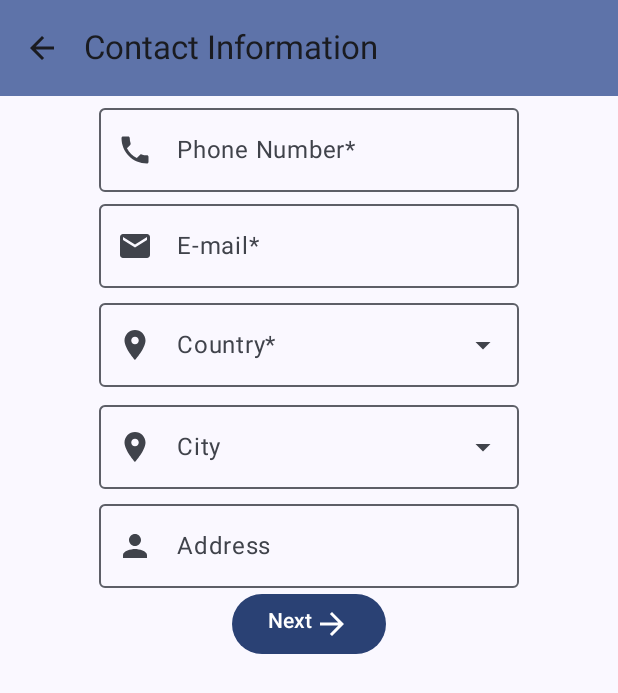
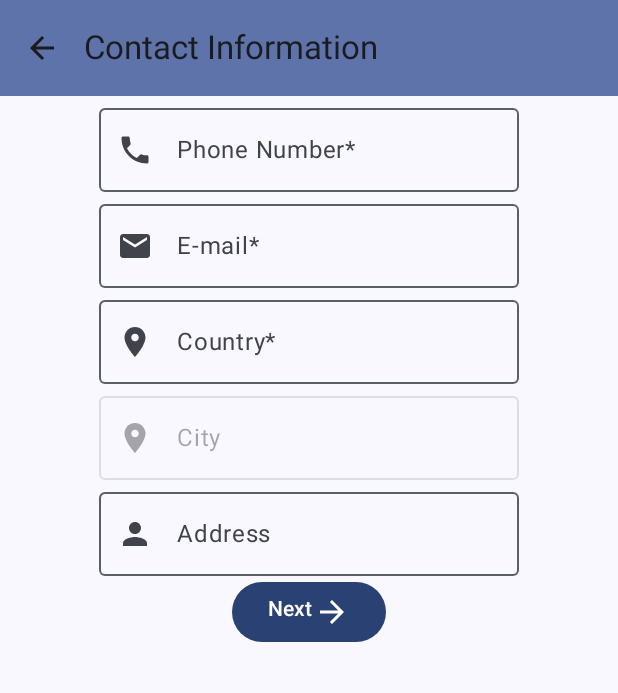
Before and after one commit to Compu-Movil-20241-Gr09/LabsCM20241-Gr09, an Android app built with Jetpack Compose: the screen it shows after launch (MainActivity), after a tap on "Next", on a phone screen of 412 x 824 dp. Shown: the top 693 px of the screen. Run offline under Robolectric (Android 15) with nearby library versions, the phone set to English and light mode, and no system bars.

Commit message:
Countries and cities to autocomplete

```diff
--- a/Lab1-UI/src/main/java/co/edu/udea/compumovil/gr09_20241/lab1/data/DataSource.kt
+++ b/Lab1-UI/src/main/java/co/edu/udea/compumovil/gr09_20241/lab1/data/DataSource.kt
@@ -1,5 +1,6 @@
 package co.edu.udea.compumovil.gr09_20241.lab1.data
 
+import android.util.Pair
 import co.edu.udea.compumovil.gr09_20241.lab1.R
 
 object DataSource {
@@ -15,4 +16,51 @@ object DataSource {
         R.string.university,
         R.string.other
     )
+
+    val latamCountries = listOf(
+        "Argentina",
+        "Bolivia",
+        "Brasil",
+        "Chile",
+        "Colombia",
+        "Costa Rica",
+        "Cuba",
+        "Ecuador",
+        "El Salvador",
+        "Guatemala",
+        "Haiti",
+        "Honduras",
+        "Mexico",
+        "Nicaragua",
+        "Panama",
+        "Paraguay",
+        "Peru",
+        "Republica Dominicana",
+        "Uruguay",
+        "Venezuela"
+    )
+
+    val latamCities = listOf(
+        Pair("Argentina", "Buenos Aires"),
+        Pair("Bolivia", "Sucre"),
+        Pair("Brasil", "Brasilia"),
+        Pair("Chile", "Santiago de Chile"),
+        Pair("Colombia", "Bogotá"),
+        Pair("Colombia", "Medellín"),
+        Pair("Costa Rica", "San José"),
+        Pair("Cuba", "La Habana"),
+        Pair("Ecuador", "Quito"),
+        Pair("El Salvador", "San Salvador"),
+        Pair("Guatemala", "Ciudad de Guatemala"),
+        Pair("Haiti", "Puerto Príncipe"),
+        Pair("Honduras", "Tegucigalpa"),
+        Pair("Mexico", "Ciudad de México"),
+        Pair("Nicaragua", "Managua"),
+        Pair("Panama", "Panamá"),
+        Pair("Paraguay", "Asunción"),
+        Pair("Perú", "Lima"),
+        Pair("Republica Dominicana", "Santo Domingo"),
+        Pair("Uruguay", "Montevideo"),
+        Pair("Venezuela", "Caracas")
+    )
 }
--- a/Lab1-UI/src/main/java/co/edu/udea/compumovil/gr09_20241/lab1/ui/ContactDataActivity.kt
+++ b/Lab1-UI/src/main/java/co/edu/udea/compumovil/gr09_20241/lab1/ui/ContactDataActivity.kt
@@ -18,13 +18,14 @@ import androidx.compose.material3.OutlinedTextField
 import androidx.compose.material3.Text
 import androidx.compose.runtime.Composable
 import androidx.compose.runtime.collectAsState
+import androidx.compose.runtime.derivedStateOf
 import androidx.compose.runtime.getValue
+import androidx.compose.runtime.remember
 import androidx.compose.ui.Alignment
 import androidx.compose.ui.Modifier
 import androidx.compose.ui.platform.LocalConfiguration
 import androidx.compose.ui.platform.LocalContext
 import androidx.compose.ui.res.stringResource
-import androidx.compose.ui.text.input.ImeAction
 import androidx.compose.ui.text.input.KeyboardType
 import androidx.compose.ui.tooling.preview.Preview
 import androidx.lifecycle.viewmodel.compose.viewModel
@@ -32,7 +33,9 @@ import androidx.navigation.NavHostController
 import androidx.navigation.compose.rememberNavController
 import co.edu.udea.compumovil.gr09_20241.lab1.R
 import co.edu.udea.compumovil.gr09_20241.lab1.data.DataSource
+import co.edu.udea.compumovil.gr09_20241.lab1.data.DataSource.latamCities
 import co.edu.udea.compumovil.gr09_20241.lab1.data.FormUiState
+import co.edu.udea.compumovil.gr09_20241.lab1.ui.components.AutoCompleteTextField
 import co.edu.udea.compumovil.gr09_20241.lab1.ui.components.TextFieldSpinnerSelector
 
 @Composable
@@ -64,23 +67,31 @@ fun ContactDataPortrait(
 ){
     val context = LocalContext.current
 
+    // Spinner de ciudades
+    val citiesForSelectedCountry by remember(formUiState.country) {
+        derivedStateOf {
+            latamCities.filter { it.first == formUiState.country }
+                .map { it.second }
+        }
+    }
+
     Column (
         modifier = Modifier
             .fillMaxWidth(),
         horizontalAlignment = Alignment.CenterHorizontally
-    ){
+    ) {
         // Phone Number*
         OutlinedTextField(
             value = formUiState.phoneNumber,
             onValueChange = { dataViewModel.setPhoneNumber(it) },
             label = { Text(text = stringResource(R.string.phone_number) + "*") },
-            leadingIcon =  {
+            leadingIcon = {
                 Icon(imageVector = Icons.Default.Phone, contentDescription = "")
             },
             keyboardOptions = KeyboardOptions(
-                keyboardType = KeyboardType.Phone,
-                imeAction = ImeAction.Done
-            )
+                keyboardType = KeyboardType.Phone
+            ),
+            singleLine = true
         )
 
         // E-mail*
@@ -88,31 +99,31 @@ fun ContactDataPortrait(
             value = formUiState.email,
             onValueChange = { dataViewModel.setEmail(it) },
             label = { Text(text = stringResource(R.string.email) + "*") },
-            leadingIcon =  {
+            leadingIcon = {
                 Icon(imageVector = Icons.Default.Email, contentDescription = "")
             },
             keyboardOptions = KeyboardOptions(
-                keyboardType = KeyboardType.Email,
-                imeAction = ImeAction.Done
-            )
+                keyboardType = KeyboardType.Email
+            ),
+            singleLine = true
         )
 
         // Country*
-        TextFieldSpinnerSelector(
+        AutoCompleteTextField(
             label = stringResource(R.string.country) + "*",
             imageVector = Icons.Default.Place,
-            items = DataSource.scholarityLevels.map { id -> context.resources.getString(id) },
-            selection = formUiState.country,
-            onSelectionChange = { dataViewModel.setCountry(it) }
+            suggestions = DataSource.latamCountries,
+            value = formUiState.country,
+            onValueChange = { dataViewModel.setCountry(it) }
         )
 
         // City
-        TextFieldSpinnerSelector(
+        AutoCompleteTextField(
             label = stringResource(R.string.city),
             imageVector = Icons.Default.Place,
-            items = DataSource.scholarityLevels.map { id -> context.resources.getString(id) },
-            selection = formUiState.city,
-            onSelectionChange = { dataViewModel.setCity(it) }
+            suggestions = citiesForSelectedCountry,
+            value = formUiState.city,
+            onValueChange = { dataViewModel.setCity(it) },
         )
 
         // Address
@@ -123,15 +134,13 @@ fun ContactDataPortrait(
             leadingIcon =  {
                 Icon(imageVector = Icons.Default.Person, contentDescription = "")
             },
-            keyboardOptions = KeyboardOptions(
-                imeAction = ImeAction.Done
-            )
+            singleLine = true
         )
 
         // Next Button
         Button(onClick = onNextButtonClicked ) {
             Row {
-                Text(text = "Next")
+                Text(text = stringResource(R.string.next))
                 Icon(imageVector = Icons.AutoMirrored.Filled.ArrowForward, contentDescription = "")
             }
         }
--- a/Lab1-UI/src/main/java/co/edu/udea/compumovil/gr09_20241/lab1/ui/PersonalDataActivity.kt
+++ b/Lab1-UI/src/main/java/co/edu/udea/compumovil/gr09_20241/lab1/ui/PersonalDataActivity.kt
@@ -1,6 +1,7 @@
 package co.edu.udea.compumovil.gr09_20241.lab1.ui
 
 import android.content.res.Configuration
+import android.util.Log
 import androidx.compose.foundation.layout.Column
 import androidx.compose.foundation.layout.Row
 import androidx.compose.foundation.layout.fillMaxWidth
@@ -78,9 +79,7 @@ fun PersonalDataPortrait(
             leadingIcon =  {
                 Icon(imageVector = Icons.Default.Person, contentDescription = "")
             },
-            keyboardOptions = KeyboardOptions(
-                imeAction = ImeAction.Done
-            )
+            singleLine = true
         )
 
         // Last Name Input
@@ -91,9 +90,7 @@ fun PersonalDataPortrait(
             leadingIcon =  {
                 Icon(imageVector = Icons.Default.Person, contentDescription = "")
             },
-            keyboardOptions = KeyboardOptions(
-                imeAction = ImeAction.Done
-            )
+            singleLine = true
         )
 
         //  RadioGroup for Gender
--- /dev/null
+++ b/Lab1-UI/src/main/java/co/edu/udea/compumovil/gr09_20241/lab1/ui/components/AutocompleteComponents.kt
@@ -0,0 +1,73 @@
+package co.edu.udea.compumovil.gr09_20241.lab1.ui.components
+
+import androidx.compose.foundation.background
+import androidx.compose.foundation.clickable
+import androidx.compose.foundation.layout.Box
+import androidx.compose.foundation.layout.Column
+import androidx.compose.foundation.layout.padding
+import androidx.compose.material3.Icon
+import androidx.compose.material3.MaterialTheme
+import androidx.compose.material3.OutlinedTextField
+import androidx.compose.material3.Text
+import androidx.compose.runtime.Composable
+import androidx.compose.runtime.getValue
+import androidx.compose.runtime.mutableStateOf
+import androidx.compose.runtime.remember
+import androidx.compose.runtime.setValue
+import androidx.compose.ui.Modifier
+import androidx.compose.ui.focus.onFocusChanged
+import androidx.compose.ui.graphics.vector.ImageVector
+import androidx.compose.ui.unit.dp
+
+@Composable
+fun AutoCompleteTextField(
+    suggestions: List<String>,
+    value: String,
+    onValueChange: (String) -> Unit,
+    label: String,
+    imageVector: ImageVector
+){
+    var expanded by remember { mutableStateOf(false) }
+
+    Column{
+        OutlinedTextField(
+            modifier = Modifier
+                .onFocusChanged { focusState ->
+                    expanded = focusState.isFocused
+                },
+            value = value,
+            onValueChange = {
+                onValueChange(it)
+            },
+            label = { Text(text = label) },
+            singleLine = true,
+            leadingIcon = { Icon(imageVector = imageVector, contentDescription = "") },
+            enabled = suggestions.isNotEmpty()
+        )
+
+        if(expanded){
+            Column(
+                modifier = Modifier
+                    .background(MaterialTheme.colorScheme.primary)
+                    .padding(4.dp)
+            ){
+                suggestions.filter { it.contains(value, ignoreCase = true) }
+                    .forEach { suggestion ->
+                        Box(
+                            modifier = Modifier
+                                .clickable {
+                                    onValueChange(suggestion)
+                                    expanded = false
+                                }
+                                .padding(vertical = 4.dp)
+                        ){
+                            Text(
+                                text = suggestion,
+                                color = MaterialTheme.colorScheme.background
+                            )
+                        }
+                    }
+            }
+        }
+    }
+}
--- a/Lab1-UI/src/main/res/values/strings.xml
+++ b/Lab1-UI/src/main/res/values/strings.xml
@@ -21,4 +21,5 @@
     <string name="country">Country</string>
     <string name="city">City</string>
     <string name="address">Address</string>
+    <string name="next">Next</string>
 </resources>
```
Also changed, not shown: 1 other file.
